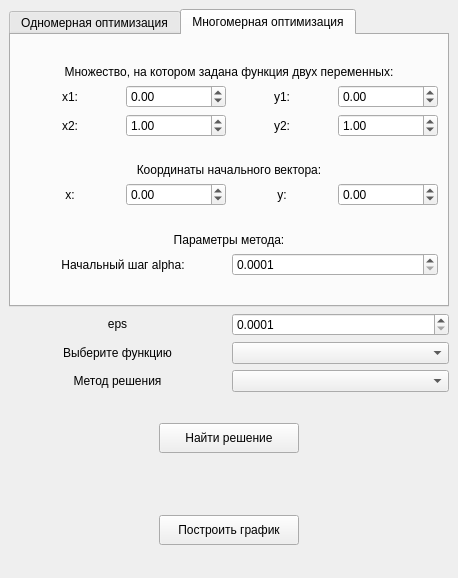
The window that mainwindow.ui (margarita-v/OptimizationMethods) describes before a commit, drawn with Qt 5.
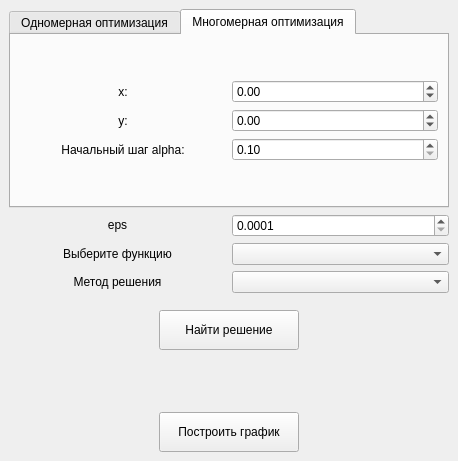
The same window after the commit. The open tabs and pages were chosen to show the change.

Diff of the .ui file:
```diff
--- a/mainwindow.ui
+++ b/mainwindow.ui
@@ -7,7 +7,7 @@
     <x>0</x>
     <y>0</y>
     <width>458</width>
-    <height>578</height>
+    <height>461</height>
    </rect>
   </property>
   <property name="windowTitle">
@@ -35,7 +35,7 @@
       <item>
        <widget class="QTabWidget" name="tabWidget">
         <property name="currentIndex">
-         <number>0</number>
+         <number>1</number>
         </property>
         <widget class="QWidget" name="firstTab">
          <attribute name="title">
@@ -50,6 +50,19 @@
             <property name="sizeConstraint">
              <enum>QLayout::SetDefaultConstraint</enum>
             </property>
+            <item>
+             <spacer name="verticalSpacer_3">
+              <property name="orientation">
+               <enum>Qt::Vertical</enum>
+              </property>
+              <property name="sizeHint" stdset="0">
+               <size>
+                <width>20</width>
+                <height>40</height>
+               </size>
+              </property>
+             </spacer>
+            </item>
             <item>
              <layout class="QHBoxLayout" name="horizontalLayout_4">
               <property name="spacing">
@@ -152,6 +165,19 @@
               </item>
              </layout>
             </item>
+            <item>
+             <spacer name="verticalSpacer_4">
+              <property name="orientation">
+               <enum>Qt::Vertical</enum>
+              </property>
+              <property name="sizeHint" stdset="0">
+               <size>
+                <width>20</width>
+                <height>40</height>
+               </size>
+              </property>
+             </spacer>
+            </item>
            </layout>
           </item>
          </layout>
@@ -164,246 +190,42 @@
           <item row="0" column="0">
            <layout class="QVBoxLayout" name="verticalLayout">
             <item>
-             <spacer name="verticalSpacer">
+             <spacer name="verticalSpacer_5">
               <property name="orientation">
                <enum>Qt::Vertical</enum>
               </property>
               <property name="sizeHint" stdset="0">
                <size>
                 <width>20</width>
-                <height>20</height>
+                <height>40</height>
                </size>
               </property>
              </spacer>
             </item>
-            <item>
-             <widget class="QLabel" name="label_3">
-              <property name="font">
-               <font>
-                <weight>50</weight>
-                <bold>false</bold>
-               </font>
-              </property>
-              <property name="text">
-               <string>Множество, на котором задана функция двух переменных:</string>
-              </property>
-              <property name="alignment">
-               <set>Qt::AlignCenter</set>
-              </property>
-             </widget>
-            </item>
-            <item>
-             <layout class="QHBoxLayout" name="horizontalLayout_5">
-              <item>
-               <layout class="QVBoxLayout" name="verticalLayout_11">
-                <item>
-                 <widget class="QLabel" name="label_4">
-                  <property name="text">
-                   <string>x1:</string>
-                  </property>
-                  <property name="alignment">
-                   <set>Qt::AlignCenter</set>
-                  </property>
-                 </widget>
-                </item>
-                <item>
-                 <widget class="QLabel" name="label_5">
-                  <property name="text">
-                   <string>x2:</string>
-                  </property>
-                  <property name="alignment">
-                   <set>Qt::AlignCenter</set>
-                  </property>
-                 </widget>
-                </item>
-               </layout>
-              </item>
-              <item>
-               <layout class="QVBoxLayout" name="verticalLayout_10">
-                <item>
-                 <widget class="QDoubleSpinBox" name="dsbX1">
-                  <property name="minimum">
-                   <double>-100.000000000000000</double>
-                  </property>
-                  <property name="maximum">
-                   <double>100.000000000000000</double>
-                  </property>
-                 </widget>
-                </item>
-                <item>
-                 <widget class="QDoubleSpinBox" name="dsbX2">
-                  <property name="minimum">
-                   <double>-100.000000000000000</double>
-                  </property>
-                  <property name="maximum">
-                   <double>100.000000000000000</double>
-                  </property>
-                  <property name="value">
-                   <double>1.000000000000000</double>
-                  </property>
-                 </widget>
-                </item>
-               </layout>
-              </item>
-              <item>
-               <layout class="QVBoxLayout" name="verticalLayout_9">
-                <item>
-                 <widget class="QLabel" name="label_6">
-                  <property name="text">
-                   <string>y1:</string>
-                  </property>
-                  <property name="alignment">
-                   <set>Qt::AlignCenter</set>
-                  </property>
-                 </widget>
-                </item>
-                <item>
-                 <widget class="QLabel" name="label_7">
-                  <property name="text">
-                   <string>y2:</string>
-                  </property>
-                  <property name="alignment">
-                   <set>Qt::AlignCenter</set>
-                  </property>
-                 </widget>
-                </item>
-               </layout>
-              </item>
-              <item>
-               <layout class="QVBoxLayout" name="verticalLayout_6">
-                <item>
-                 <widget class="QDoubleSpinBox" name="dsbY1">
-                  <property name="minimum">
-                   <double>-100.000000000000000</double>
-                  </property>
-                  <property name="maximum">
-                   <double>100.000000000000000</double>
-                  </property>
-                 </widget>
-                </item>
-                <item>
-                 <widget class="QDoubleSpinBox" name="dsbY2">
-                  <property name="minimum">
-                   <double>-100.000000000000000</double>
-                  </property>
-                  <property name="maximum">
-                   <double>100.000000000000000</double>
-                  </property>
-                  <property name="value">
-                   <double>1.000000000000000</double>
-                  </property>
-                 </widget>
-                </item>
-               </layout>
-              </item>
-             </layout>
-            </item>
-            <item>
-             <spacer name="verticalSpacer_4">
-              <property name="orientation">
-               <enum>Qt::Vertical</enum>
-              </property>
-              <property name="sizeHint" stdset="0">
-               <size>
-                <width>20</width>
-                <height>20</height>
-               </size>
-              </property>
-             </spacer>
-            </item>
-            <item>
-             <widget class="QLabel" name="label_9">
-              <property name="font">
-               <font>
-                <weight>50</weight>
-                <bold>false</bold>
-               </font>
-              </property>
-              <property name="text">
-               <string>Координаты начального вектора:</string>
-              </property>
-              <property name="alignment">
-               <set>Qt::AlignCenter</set>
-              </property>
-             </widget>
-            </item>
-            <item>
-             <layout class="QHBoxLayout" name="horizontalLayout_9">
-              <item>
-               <widget class="QLabel" name="label_10">
-                <property name="text">
-                 <string>x:</string>
-                </property>
-                <property name="alignment">
-                 <set>Qt::AlignCenter</set>
-                </property>
-               </widget>
-              </item>
-              <item>
-               <widget class="QDoubleSpinBox" name="dsbVectorX">
-                <property name="minimum">
-                 <double>-100.000000000000000</double>
-                </property>
-                <property name="maximum">
-                 <double>100.000000000000000</double>
-                </property>
-               </widget>
-              </item>
-              <item>
-               <widget class="QLabel" name="label_11">
-                <property name="text">
-                 <string>y:</string>
-                </property>
-                <property name="alignment">
-                 <set>Qt::AlignCenter</set>
-                </property>
-               </widget>
-              </item>
-              <item>
-               <widget class="QDoubleSpinBox" name="dsbVectorY">
-                <property name="minimum">
-                 <double>-100.000000000000000</double>
-                </property>
-                <property name="maximum">
-                 <double>100.000000000000000</double>
-                </property>
-               </widget>
-              </item>
-             </layout>
-            </item>
-            <item>
-             <spacer name="verticalSpacer_6">
-              <property name="orientation">
-               <enum>Qt::Vertical</enum>
-              </property>
-              <property name="sizeHint" stdset="0">
-               <size>
-                <width>20</width>
-                <height>20</height>
-               </size>
-              </property>
-             </spacer>
-            </item>
-            <item>
-             <widget class="QLabel" name="label_12">
-              <property name="font">
-               <font>
-                <weight>50</weight>
-                <bold>false</bold>
-               </font>
-              </property>
-              <property name="text">
-               <string>Параметры метода:</string>
-              </property>
-              <property name="alignment">
-               <set>Qt::AlignCenter</set>
-              </property>
-             </widget>
-            </item>
             <item>
              <layout class="QHBoxLayout" name="horizontalLayout_10">
               <item>
                <layout class="QVBoxLayout" name="verticalLayout_8">
+                <item>
+                 <widget class="QLabel" name="label_10">
+                  <property name="text">
+                   <string>x:</string>
+                  </property>
+                  <property name="alignment">
+                   <set>Qt::AlignCenter</set>
+                  </property>
+                 </widget>
+                </item>
+                <item>
+                 <widget class="QLabel" name="label_11">
+                  <property name="text">
+                   <string>y:</string>
+                  </property>
+                  <property name="alignment">
+                   <set>Qt::AlignCenter</set>
+                  </property>
+                 </widget>
+                </item>
                 <item>
                  <widget class="QLabel" name="label_15">
                   <property name="text">
@@ -418,19 +240,39 @@
               </item>
               <item>
                <layout class="QVBoxLayout" name="verticalLayout_5">
+                <item>
+                 <widget class="QDoubleSpinBox" name="dsbVectorX">
+                  <property name="minimum">
+                   <double>-100.000000000000000</double>
+                  </property>
+                  <property name="maximum">
+                   <double>100.000000000000000</double>
+                  </property>
+                 </widget>
+                </item>
+                <item>
+                 <widget class="QDoubleSpinBox" name="dsbVectorY">
+                  <property name="minimum">
+                   <double>-100.000000000000000</double>
+                  </property>
+                  <property name="maximum">
+                   <double>100.000000000000000</double>
+                  </property>
+                 </widget>
+                </item>
                 <item>
                  <widget class="QDoubleSpinBox" name="dsbAlpha">
                   <property name="decimals">
-                   <number>4</number>
+                   <number>2</number>
                   </property>
                   <property name="minimum">
-                   <double>0.000100000000000</double>
+                   <double>0.100000000000000</double>
                   </property>
                   <property name="maximum">
                    <double>1.000000000000000</double>
                   </property>
                   <property name="singleStep">
-                   <double>0.000100000000000</double>
+                   <double>0.100000000000000</double>
                   </property>
                  </widget>
                 </item>
@@ -439,14 +281,14 @@
              </layout>
             </item>
             <item>
-             <spacer name="verticalSpacer_2">
+             <spacer name="verticalSpacer_6">
               <property name="orientation">
                <enum>Qt::Vertical</enum>
               </property>
               <property name="sizeHint" stdset="0">
                <size>
                 <width>20</width>
-                <height>20</height>
+                <height>40</height>
                </size>
               </property>
              </spacer>
@@ -522,14 +364,14 @@
        </layout>
       </item>
       <item>
-       <spacer name="verticalSpacer_5">
+       <spacer name="verticalSpacer">
         <property name="orientation">
          <enum>Qt::Vertical</enum>
         </property>
         <property name="sizeHint" stdset="0">
          <size>
           <width>20</width>
-          <height>20</height>
+          <height>40</height>
          </size>
         </property>
        </spacer>
@@ -554,13 +396,13 @@
           <property name="minimumSize">
            <size>
             <width>140</width>
-            <height>30</height>
+            <height>40</height>
            </size>
           </property>
           <property name="maximumSize">
            <size>
             <width>140</width>
-            <height>30</height>
+            <height>40</height>
            </size>
           </property>
           <property name="text">
@@ -631,7 +473,7 @@
           <property name="minimumSize">
            <size>
             <width>140</width>
-            <height>30</height>
+            <height>40</height>
            </size>
           </property>
           <property name="maximumSize">
@@ -660,21 +502,21 @@
         </item>
        </layout>
       </item>
-      <item>
-       <spacer name="verticalSpacer_3">
-        <property name="orientation">
-         <enum>Qt::Vertical</enum>
-        </property>
-        <property name="sizeHint" stdset="0">
-         <size>
-          <width>20</width>
-          <height>20</height>
-         </size>
-        </property>
-       </spacer>
-      </item>
      </layout>
     </item>
+    <item row="1" column="0">
+     <spacer name="verticalSpacer_2">
+      <property name="orientation">
+       <enum>Qt::Vertical</enum>
+      </property>
+      <property name="sizeHint" stdset="0">
+       <size>
+        <width>20</width>
+        <height>40</height>
+       </size>
+      </property>
+     </spacer>
+    </item>
    </layout>
   </widget>
  </widget>
```
